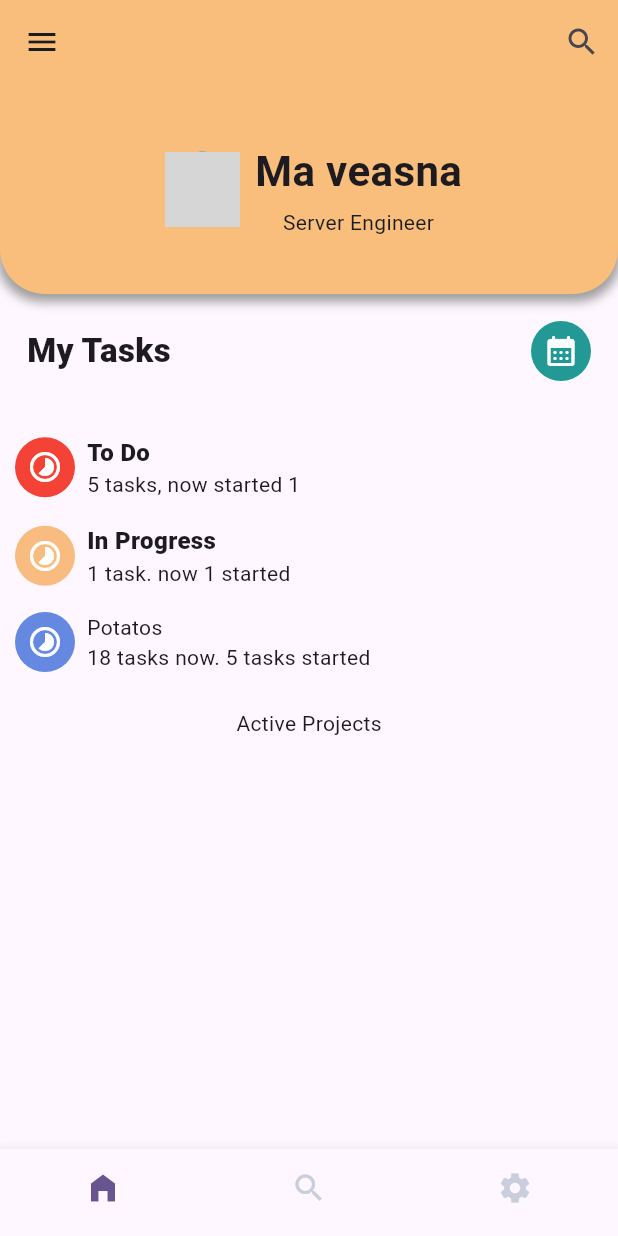
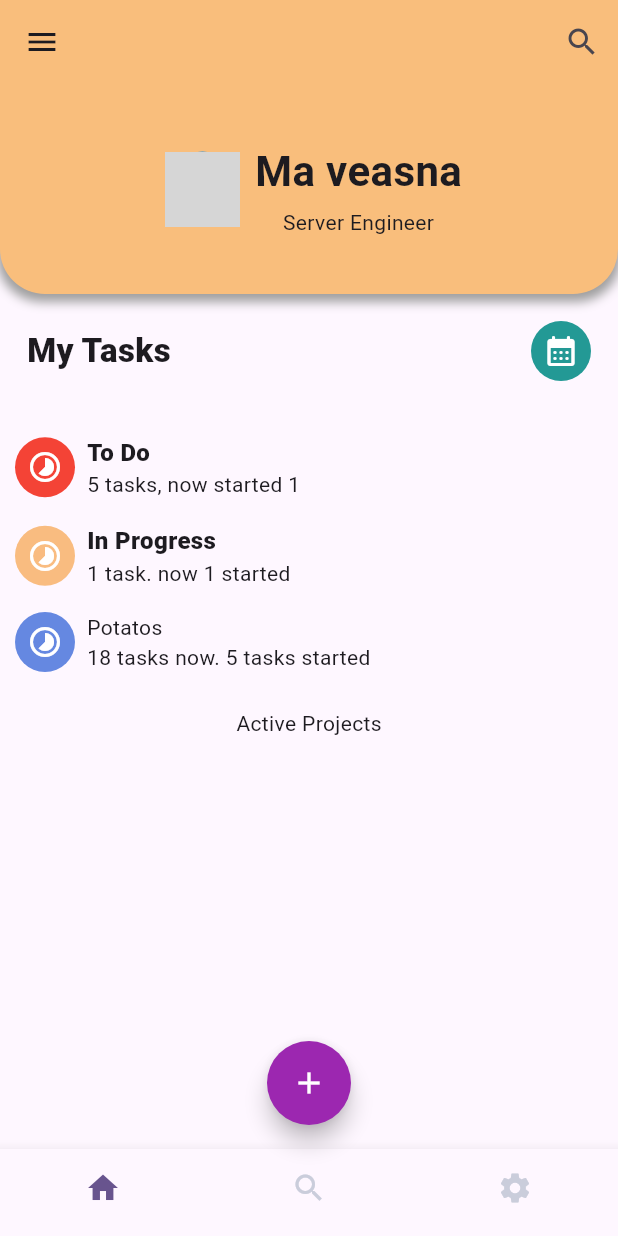
Before and after one commit to veasnama/todolist_flutter, a Flutter app: the screen it shows after launch, on a phone screen of 412 x 824 dp. Run offline on Flutter 3.47's test engine with Material 2 defaults, Android fonts, the phone set to English and light mode, and no system bars; network calls fail; grey boxes are pictures that could not be loaded.

Commit message:
second commit

```diff
--- a/lib/main.dart
+++ b/lib/main.dart
@@ -35,6 +35,7 @@ class MyHomePage extends StatefulWidget {
 class _MyHomePageState extends State<MyHomePage> {
   final PageController _controller = PageController(initialPage: 0);
   final ScrollController _scroller = ScrollController();
+  int _currentIndex = 0;
   @override
   void dispose() {
     _scroller.dispose();
@@ -50,14 +51,39 @@ class _MyHomePageState extends State<MyHomePage> {
         actions: [IconButton(onPressed: () {}, icon: const Icon(Icons.search))],
         backgroundColor: const Color.fromRGBO(249, 190, 124, 1),
       ),
-      // floatingActionButton: FloatingActionButton(
-      //   onPressed: () {},
-      //   shape: const CircleBorder(),
-      //   tooltip: 'Click button to add card',
-      //   child: const Icon(Icons.add),
-      // ),
-      // floatingActionButtonLocation: FloatingActionButtonLocation.centerDocked,
+      floatingActionButton: FloatingActionButton(
+        onPressed: () {
+          showDialog(
+              context: context,
+              builder: (BuildContext context) {
+                return AlertDialog(
+                  title: const Text(
+                    'Warning',
+                    style: TextStyle(color: Colors.red),
+                  ),
+                  content: const Text('You have been hacked.'),
+                  actions: [
+                    IconButton(
+                      icon: const Icon(Icons.check),
+                      onPressed: () {
+                        Navigator.of(context).pop();
+                      },
+                    ),
+                  ],
+                );
+              });
+        },
+        shape: const CircleBorder(),
+        tooltip: 'Click button to add card',
+        backgroundColor: Colors.purple,
+        child: const Icon(
+          Icons.add,
+          color: Colors.white,
+        ),
+      ),
+      floatingActionButtonLocation: FloatingActionButtonLocation.centerFloat,
       bottomNavigationBar: BottomNavigationBar(
+        currentIndex: _currentIndex,
         showSelectedLabels: false,
         showUnselectedLabels: false,
         type: BottomNavigationBarType.fixed,
@@ -65,18 +91,18 @@ class _MyHomePageState extends State<MyHomePage> {
           color: Color.fromRGBO(202, 205, 219, 1),
         ),
         onTap: (index) {
+          setState(() {
+            _currentIndex = index;
+          });
           _controller.animateToPage(index,
               duration: const Duration(milliseconds: 300),
               curve: Curves.bounceInOut);
         },
         items: const [
           BottomNavigationBarItem(
-              activeIcon: Icon(Icons.home_filled),
-              tooltip: 'Home',
-              icon: Icon(Icons.home),
-              label: 'Home'),
+              tooltip: 'Home', icon: Icon(Icons.home), label: 'Home'),
           BottomNavigationBarItem(
-              activeIcon: Icon(Icons.search_off),
+              activeIcon: Icon(Icons.search_rounded),
               tooltip: 'Search',
               icon: Icon(Icons.search),
               label: 'Search'),
@@ -103,7 +129,6 @@ class _MyHomePageState extends State<MyHomePage> {
       body: PageView(
         scrollDirection: Axis.horizontal,
         controller: _controller,
-        onPageChanged: (value) => {print(value)},
         children: [
           HomeScreen(controller: _controller),
           Container(
```
